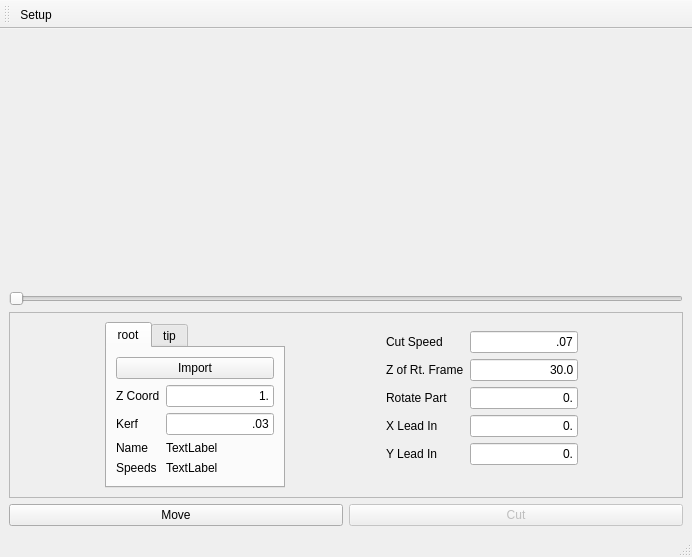
mschafer/foamcut, file gui/mainwindow.ui: the form before one commit.
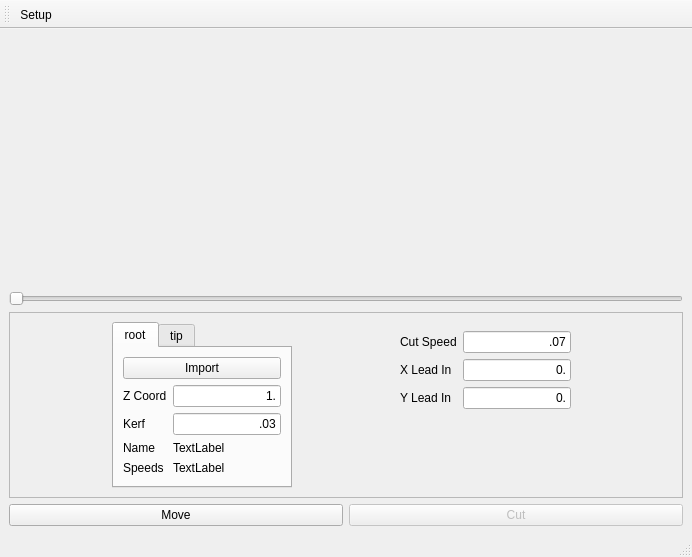
The form after the commit. Custom widgets are drawn as their Qt base class.

What changed in the file:
```diff
--- a/gui/mainwindow.ui
+++ b/gui/mainwindow.ui
@@ -257,6 +257,9 @@
           </sizepolicy>
          </property>
          <layout class="QFormLayout" name="formLayout_2">
+          <property name="fieldGrowthPolicy">
+           <enum>QFormLayout::AllNonFixedFieldsGrow</enum>
+          </property>
           <item row="0" column="0">
            <widget class="QLabel" name="label_6">
             <property name="text">
@@ -264,46 +267,6 @@
             </property>
            </widget>
           </item>
-          <item row="1" column="0">
-           <widget class="QLabel" name="label_7">
-            <property name="text">
-             <string>Z of Rt. Frame</string>
-            </property>
-           </widget>
-          </item>
-          <item row="1" column="1">
-           <widget class="QLineEdit" name="zRightFrame_edit">
-            <property name="text">
-             <string>30.0</string>
-            </property>
-            <property name="alignment">
-             <set>Qt::AlignRight|Qt::AlignTrailing|Qt::AlignVCenter</set>
-            </property>
-           </widget>
-          </item>
-          <item row="2" column="0">
-           <widget class="QLabel" name="label_8">
-            <property name="text">
-             <string>Rotate Part</string>
-            </property>
-           </widget>
-          </item>
-          <item row="2" column="1">
-           <widget class="QLineEdit" name="rotatePart_edit">
-            <property name="sizePolicy">
-             <sizepolicy hsizetype="Expanding" vsizetype="Fixed">
-              <horstretch>0</horstretch>
-              <verstretch>0</verstretch>
-             </sizepolicy>
-            </property>
-            <property name="text">
-             <string>0.</string>
-            </property>
-            <property name="alignment">
-             <set>Qt::AlignRight|Qt::AlignTrailing|Qt::AlignVCenter</set>
-            </property>
-           </widget>
-          </item>
           <item row="0" column="1">
            <widget class="QLineEdit" name="speed_edit">
             <property name="text">
@@ -314,14 +277,14 @@
             </property>
            </widget>
           </item>
-          <item row="3" column="0">
+          <item row="1" column="0">
            <widget class="QLabel" name="label">
             <property name="text">
              <string>X Lead In</string>
             </property>
            </widget>
           </item>
-          <item row="3" column="1">
+          <item row="1" column="1">
            <widget class="QLineEdit" name="xLeadIn_edit">
             <property name="text">
              <string>0.</string>
@@ -331,14 +294,14 @@
             </property>
            </widget>
           </item>
-          <item row="4" column="0">
+          <item row="2" column="0">
            <widget class="QLabel" name="label_2">
             <property name="text">
              <string>Y Lead In</string>
             </property>
            </widget>
           </item>
-          <item row="4" column="1">
+          <item row="2" column="1">
            <widget class="QLineEdit" name="yLeadIn_edit">
             <property name="text">
              <string>0.</string>
```
Left out of the diff: 7 changed lines with no effect on the pictures.
